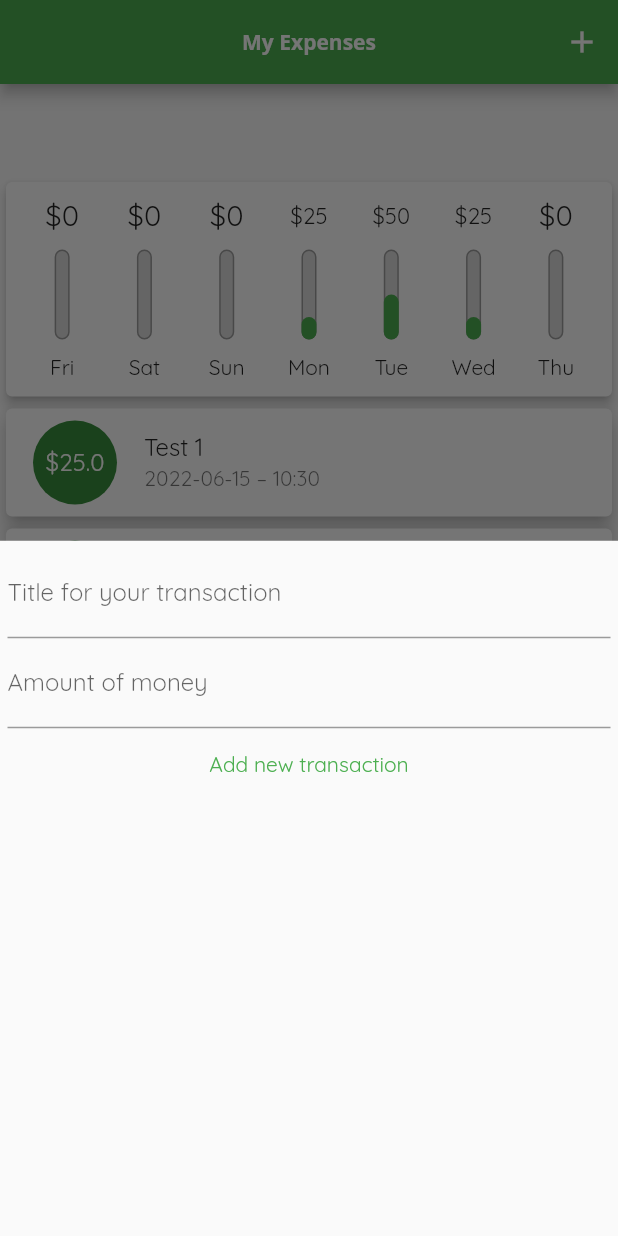
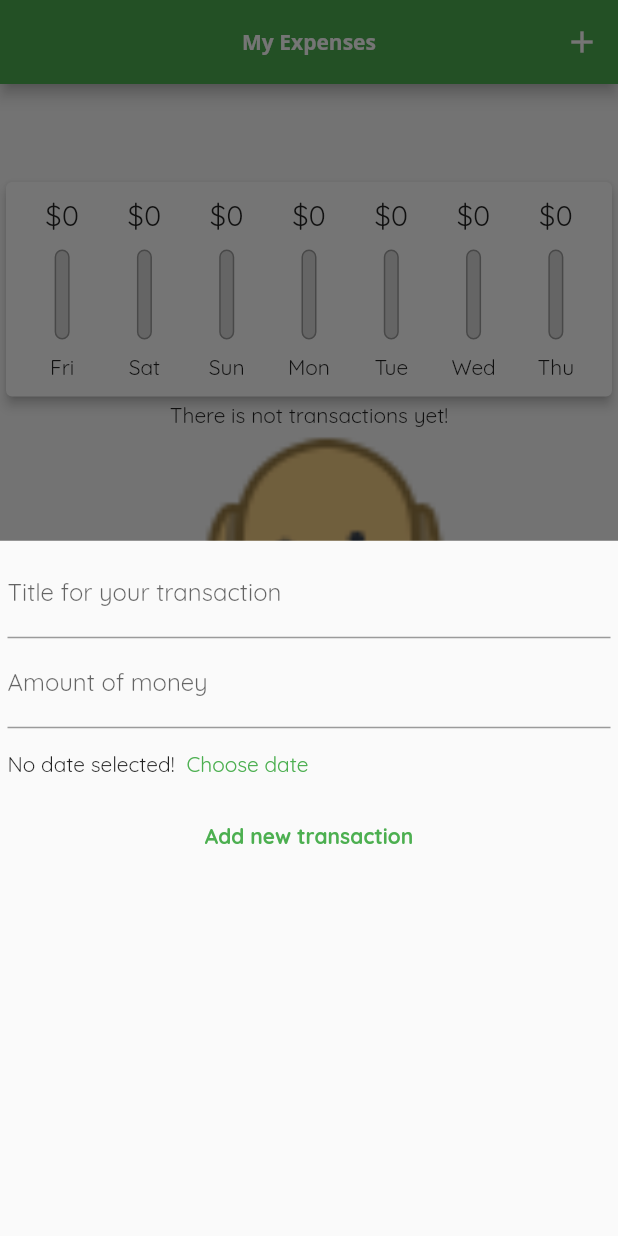
Before and after one commit to roman-romanov-o/flutter-practice, a Flutter app: the screen it shows after launch, after a tap on the "add" icon, on a phone screen of 412 x 824 dp. Run offline on Flutter 3.47's test engine with Material 2 defaults, Android fonts, the phone set to English and light mode, and no system bars.

Commit message:
Add DatePicker

```diff
--- a/section_4/section_4_practice/lib/main.dart
+++ b/section_4/section_4_practice/lib/main.dart
@@ -65,30 +65,30 @@ class MyHomePage extends StatefulWidget {
 
 class _MyHomePageState extends State<MyHomePage> {
   final List<Transaction> transactions = [
-    Transaction(
-        id: 'test1',
-        title: 'Test 1',
-        date: DateTime.now().subtract(Duration(days: 1)),
-        amount: 25.00
-    ),
-    Transaction(
-        id: 'test1',
-        title: 'Test 1',
-        date: DateTime.now().subtract(Duration(days: 2)),
-        amount: 25.00
-    ),
-    Transaction(
-        id: 'test1',
-        title: 'Test 1',
-        date: DateTime.now().subtract(Duration(days: 2)),
-        amount: 25.00
-    ),
-    Transaction(
-        id: 'test1',
-        title: 'Test 1',
-        date: DateTime.now().subtract(Duration(days: 3)),
-        amount: 25.00
-    ),
+    // Transaction(
+    //     id: 'test1',
+    //     title: 'Test 1',
+    //     date: DateTime.now().subtract(Duration(days: 1)),
+    //     amount: 25.00
+    // ),
+    // Transaction(
+    //     id: 'test1',
+    //     title: 'Test 1',
+    //     date: DateTime.now().subtract(Duration(days: 2)),
+    //     amount: 25.00
+    // ),
+    // Transaction(
+    //     id: 'test1',
+    //     title: 'Test 1',
+    //     date: DateTime.now().subtract(Duration(days: 2)),
+    //     amount: 25.00
+    // ),
+    // Transaction(
+    //     id: 'test1',
+    //     title: 'Test 1',
+    //     date: DateTime.now().subtract(Duration(days: 3)),
+    //     amount: 25.00
+    // ),
   ];
   final int recentTransactionsDays = 7;
 
@@ -102,14 +102,14 @@ class _MyHomePageState extends State<MyHomePage> {
   }
 
 
-  void addTransaction(String title, double amount) {
+  void addTransaction(String title, double amount, DateTime date) {
     setState(() {
       transactions.add(
           Transaction(
               id: 'test',
               title: title,
               amount: amount,
-              date: DateTime.now()
+              date: date
           )
       );
     });
--- a/section_4/section_4_practice/lib/widgets/add_transaction.dart
+++ b/section_4/section_4_practice/lib/widgets/add_transaction.dart
@@ -1,4 +1,5 @@
 import 'package:flutter/material.dart';
+import 'package:intl/intl.dart';
 
 class AddTransaction extends StatefulWidget {
   final Function addTxMethod;
@@ -11,11 +12,38 @@ class AddTransaction extends StatefulWidget {
 class _AddTransactionState extends State<AddTransaction> {
   final titleController = TextEditingController();
   final amountController = TextEditingController();
+  DateTime selectedDate = null;
 
-  void submitData(String title, double amount) {
+  void chooseDate() {
+    showDatePicker(
+        context: context,
+        initialDate: DateTime.now(),
+        firstDate: DateTime.now().subtract(Duration(days: 90)),
+        lastDate: DateTime.now(),
+    ).then(
+      (value) {
+        if (value == null) {
+          return;
+        }
+        setState(() {
+          selectedDate = value;
+        });
+      }
+    );
+  }
+
+  void submitData(String title, double amount, DateTime date) {
+    if (
+      title == null ||
+      amount == null ||
+      date == null
+    ) {
+      return;
+    }
     widget.addTxMethod(
         titleController.text,
-        double.parse(amountController.text)
+        double.parse(amountController.text),
+        date,
     );
     Navigator.of(context).pop();
   }
@@ -37,18 +65,30 @@ class _AddTransactionState extends State<AddTransaction> {
               labelText: 'Amount of money'
           ),
           keyboardType: TextInputType.numberWithOptions(decimal: true),
-          onTap: () => print(titleController.text),
-          onChanged: (value) {
-            print('TEST');
-          },
           // keyboardType: TextInputType.number,
+        ),
+        Row(
+          children: [
+            Container(
+              child: Text(
+                  selectedDate == null ?
+                  'No date selected!':
+                  'Selected date ${DateFormat.yMd().format(selectedDate)}'
+              ),
+            ),
+            TextButton(onPressed: chooseDate, child: Text('Choose date'))
+          ],
         ),
         TextButton(
             onPressed: () => submitData(
                 titleController.text,
-                double.parse(amountController.text)
+                double.parse(amountController.text),
+                selectedDate,
             ),
-            child: Text('Add new transaction')
+            child: Text(
+              'Add new transaction',
+              style: TextStyle(fontWeight: FontWeight.bold),
+            )
         ),
       ],),
     );
--- a/section_4/section_4_practice/lib/widgets/transaction_list.dart
+++ b/section_4/section_4_practice/lib/widgets/transaction_list.dart
@@ -33,7 +33,9 @@ class TransactionList extends StatelessWidget {
                 radius: 30,
                 child: Padding(
                     padding: EdgeInsets.all(5),
-                    child: Text("\$${transactions[index].amount}")
+                    child: FittedBox(
+                      child: Text("\$${transactions[index].amount}"),
+                    )
                 ),
               ),
               title: Text(transactions[index].title.toString()),
```
